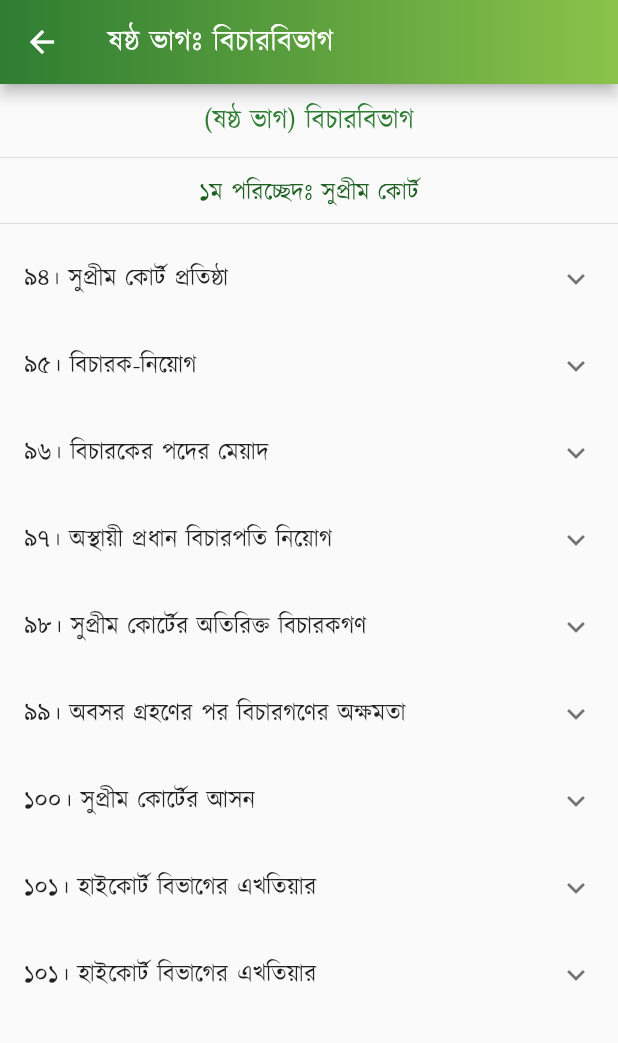
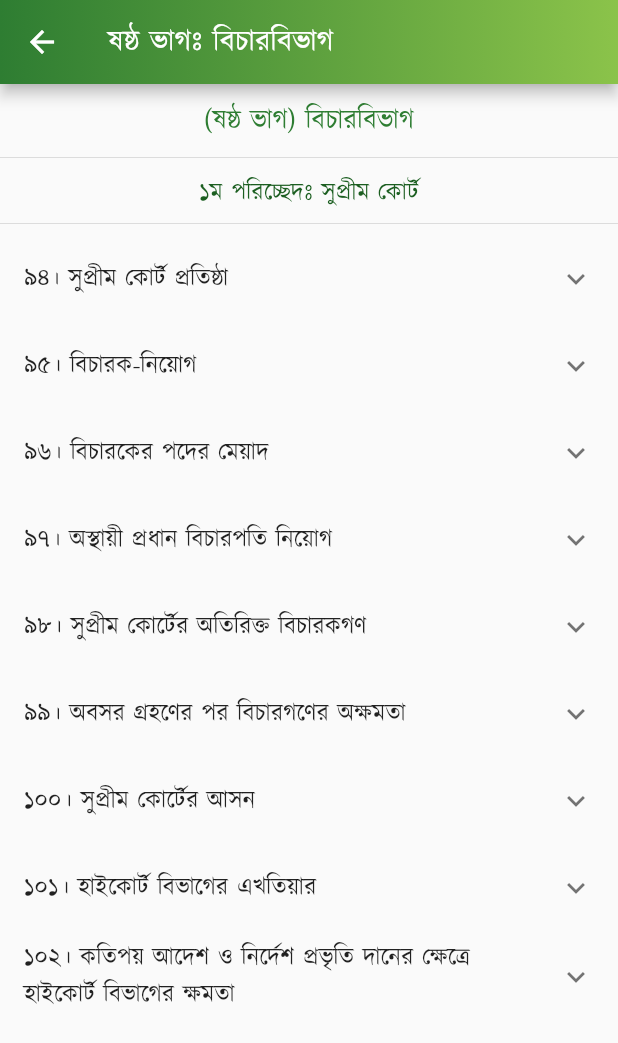
Before and after one commit to Azimul-Haque/flutter-onesignal, a Flutter app: the PartSix screen opened directly, on a phone screen of 412 x 824 dp. Shown: the top 1043 px of the screen. Run offline on Flutter 3.47's test engine with Material 2 defaults, Android fonts, the phone set to English and light mode, and no system bars; our stand-ins replace fluttertoast, package_info_plus, percent_indicator, shared_preferences, sqflite; missing offline and left inert: blinking_text, flutter_share, onesignal_flutter, slide_popup_dialog; accounts and stored records are empty; network calls fail.

Commit message:
Commit Fri 04/29/2022 13:49:32.18 17790

```diff
--- a/lib/pages/constitution/part6.dart
+++ b/lib/pages/constitution/part6.dart
@@ -168,7 +168,8 @@ class PartSix extends StatelessWidget {
             ],
           ),
           ExpansionTile(
-            title: Text('১০১। হাইকোর্ট বিভাগের এখতিয়ার'),
+            title: Text(
+                '১০২। কতিপয় আদেশ ও নির্দেশ প্রভৃতি দানের ক্ষেত্রে হাইকোর্ট বিভাগের ক্ষমতা'),
             children: <Widget>[
               ListTile(
                   title: Text(
@@ -181,7 +182,7 @@ class PartSix extends StatelessWidget {
             padding: EdgeInsets.all(15),
             child: Column(children: <Widget>[
               Text(
-                "  \n\n \n\n \n\n১০২। কতিপয় আদেশ ও নির্দেশ প্রভৃতি দানের ক্ষেত্রে হাইকোর্ট বিভাগের ক্ষমতা \n\n১০৩। আপীল বিভাগের এখতিয়ার \n\n১০৪। আপীল বিভাগের পরোয়ানা জারী ও নির্বাহ \n\n১০৫। আপীল বিভাগ কর্তৃক রায় বা আদেশ পুনর্বিবেচনা \n\n১০৬। সুপ্রীম কোর্টের উপদেষ্টামূলক এখতিয়ার \n\n১০৭। সুপ্রীম কোর্টের বিধি-প্রণয়ন-ক্ষমতা \n\n১০৮। 'কোর্ট অব রেকর্ড' রূপে সুপ্রীম কোর্ট \n\n১০৯। আদালতসমূহের উপর তত্ত্বাবধান ও নিয়ন্ত্রণ \n\n১১০। অধস্তন আদালত হইতে হাইকোর্ট বিভাগে মামলা স্থানান্তর \n\n১১১। সুপ্রীম কোর্টের রায়ের বাধ্যতামূলক কার্যকরতা \n\n১১২। সুপ্রীম কোর্টের সহায়তা \n\n১১৩। সুপ্রীম কোর্টের কর্মচারীগণ \n\n\n২য় পরিচ্ছেদঃ অধস্তন আদালত \n\n১১৪। অধস্তন আদালত-সমূহ প্রতিষ্ঠা \n\n১১৫। অধস্তন আদালতে নিয়োগ \n\n১১৬। অধস্তন আদালতসমূহের নিয়ন্ত্রণ ও শৃঙ্খলা \n\n১১৬ক। বিচারবিভাগীয় কর্মচারীগণ বিচারকার্য পালনের ক্ষেত্রে স্বাধীন \n\n\n৩য় পরিচ্ছেদঃ প্রশাসনিক ট্রাইব্যুনাল \n\n১১৭। প্রশাসনিক ট্রাইব্যুনালসমূহ \n\n\nষষ্ঠ ক ভাগ-জাতীয়দল [সংবিধান (পঞ্চদশ সংশোধন) আইন, ২০১১ (২০১১ সনের ১৪ নং আইন)-এর ৪১ ধারাবলে বিলুপ্ত।]",
+                "  \n\n \n\n \n\n \n\n১০৩। আপীল বিভাগের এখতিয়ার \n\n১০৪। আপীল বিভাগের পরোয়ানা জারী ও নির্বাহ \n\n১০৫। আপীল বিভাগ কর্তৃক রায় বা আদেশ পুনর্বিবেচনা \n\n১০৬। সুপ্রীম কোর্টের উপদেষ্টামূলক এখতিয়ার \n\n১০৭। সুপ্রীম কোর্টের বিধি-প্রণয়ন-ক্ষমতা \n\n১০৮। 'কোর্ট অব রেকর্ড' রূপে সুপ্রীম কোর্ট \n\n১০৯। আদালতসমূহের উপর তত্ত্বাবধান ও নিয়ন্ত্রণ \n\n১১০। অধস্তন আদালত হইতে হাইকোর্ট বিভাগে মামলা স্থানান্তর \n\n১১১। সুপ্রীম কোর্টের রায়ের বাধ্যতামূলক কার্যকরতা \n\n১১২। সুপ্রীম কোর্টের সহায়তা \n\n১১৩। সুপ্রীম কোর্টের কর্মচারীগণ \n\n\n২য় পরিচ্ছেদঃ অধস্তন আদালত \n\n১১৪। অধস্তন আদালত-সমূহ প্রতিষ্ঠা \n\n১১৫। অধস্তন আদালতে নিয়োগ \n\n১১৬। অধস্তন আদালতসমূহের নিয়ন্ত্রণ ও শৃঙ্খলা \n\n১১৬ক। বিচারবিভাগীয় কর্মচারীগণ বিচারকার্য পালনের ক্ষেত্রে স্বাধীন \n\n\n৩য় পরিচ্ছেদঃ প্রশাসনিক ট্রাইব্যুনাল \n\n১১৭। প্রশাসনিক ট্রাইব্যুনালসমূহ \n\n\nষষ্ঠ ক ভাগ-জাতীয়দল [সংবিধান (পঞ্চদশ সংশোধন) আইন, ২০১১ (২০১১ সনের ১৪ নং আইন)-এর ৪১ ধারাবলে বিলুপ্ত।]",
                 style:
                     TextStyle(color: Colors.black87, fontSize: 15, height: 1.5),
                 textAlign: TextAlign.justify,
```
